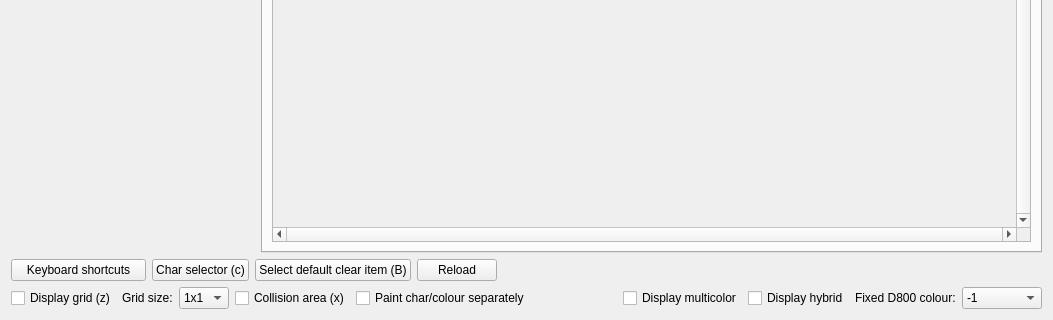
leuat/TRSE, file source/trsedocuments/formimageeditor.ui: the form before one commit; both pictures show x 0 to 1053 and y 319 to 639 of the 1053 by 639 pixel window.
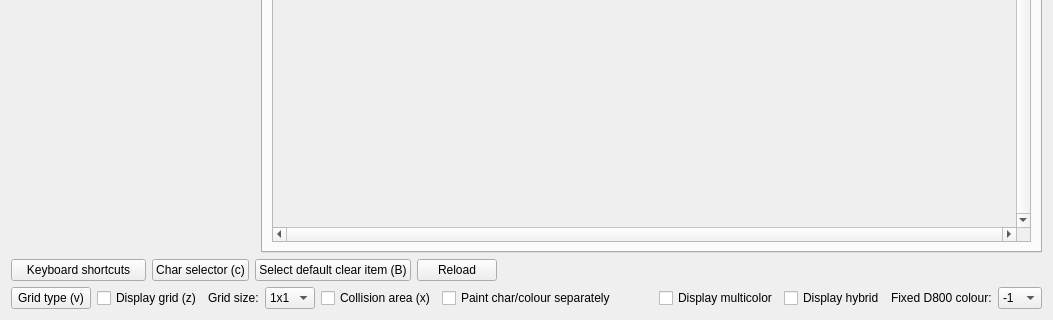
The form after the commit. The open tabs and pages were chosen to show the change. Icons and pictures are not drawn. Custom widgets are drawn as their Qt base class.

Commit message: Grid type and canvas return val

Patch:
```diff
--- a/source/trsedocuments/formimageeditor.ui
+++ b/source/trsedocuments/formimageeditor.ui
@@ -1704,6 +1704,13 @@
    </item>
    <item>
     <layout class="QHBoxLayout" name="horizontalLayout_2">
+     <item>
+      <widget class="QPushButton" name="btnGridType">
+       <property name="text">
+        <string>Grid type (v)</string>
+       </property>
+      </widget>
+     </item>
      <item>
       <widget class="QCheckBox" name="chkGrid">
        <property name="text">
```
Left out of the diff: 4 changed lines with no effect on the pictures. The commit also changes 15 other files.
